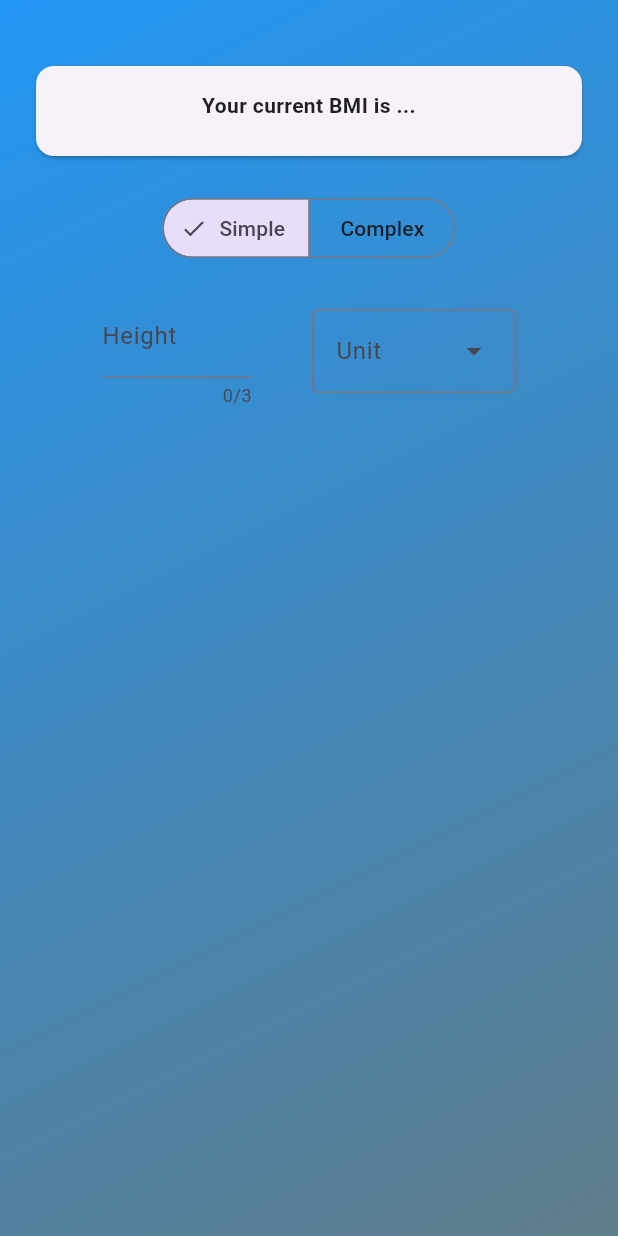
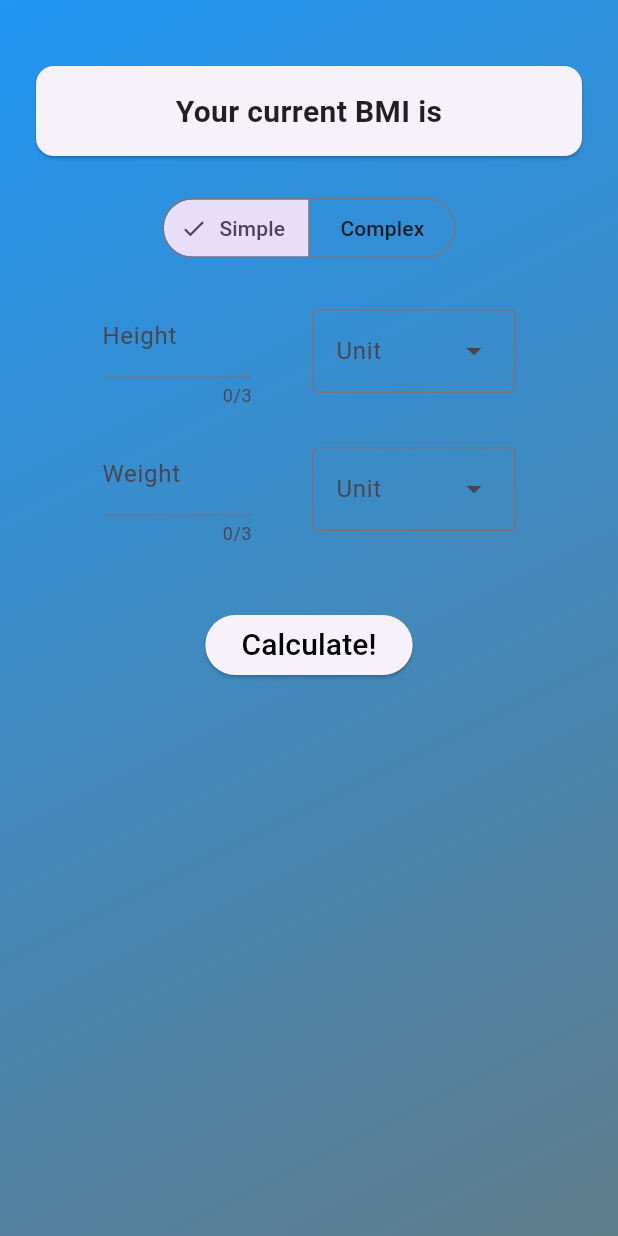
Before and after one commit to turek979/bmi_calculator, a Flutter app: the screen it shows after launch, on a phone screen of 412 x 824 dp. Run offline on Flutter 3.47's test engine with Material 3 defaults, Android fonts, the phone set to English and light mode, and no system bars; our stand-ins replace google_fonts.

Commit message:
add simple calculation logic

```diff
--- a/lib/views/login_view.dart
+++ b/lib/views/login_view.dart
@@ -14,9 +14,6 @@ class BmiCalculator extends StatefulWidget {
 class _BmiCalculatorState extends State<BmiCalculator> {
   Complexity selected = Complexity.simple;
   final Widget _gap = const SizedBox(height: 20);
-
-  var cm;
-  var inch;
 
   @override
   Widget build(BuildContext context) {
@@ -44,11 +41,12 @@ class _BmiCalculatorState extends State<BmiCalculator> {
                             vertical: 16, horizontal: 20),
                         child: Text(
                           textAlign: TextAlign.center,
-                          'Your current BMI is ...',
+                          'Your current BMI is ',
                           style: GoogleFonts.roboto(
                             textStyle: const TextStyle(
                               color: Colors.black87,
                               fontWeight: FontWeight.bold,
+                              fontSize: 20,
                             ),
                           ),
                         ),
--- a/lib/views/simple_calculator.dart
+++ b/lib/views/simple_calculator.dart
@@ -1,6 +1,8 @@
 import 'package:flutter/material.dart';
 
-enum MeasureUnit { _cm, _in }
+enum MeasureHeightUnit { _cm, _in }
+
+enum MeasureWeightUnit { _kg, _lb }
 
 class SimpleCalculator extends StatefulWidget {
   const SimpleCalculator({super.key});
@@ -9,14 +11,48 @@ class SimpleCalculator extends StatefulWidget {
   State<SimpleCalculator> createState() => _SimpleCalculatorState();
 }
 
+final _heightController = TextEditingController();
+final _weightController = TextEditingController();
+
 const Widget _gap = SizedBox(width: 40);
-MeasureUnit _selectedUnit = MeasureUnit._cm;
+MeasureHeightUnit _selectedHeightUnit = MeasureHeightUnit._cm;
+MeasureWeightUnit _selectedWeightUnit = MeasureWeightUnit._kg;
 
-String displayingUnit() {
-  if (_selectedUnit == MeasureUnit._in) {
+String displayingHeightUnit() {
+  if (_selectedHeightUnit == MeasureHeightUnit._in) {
     return 'in';
   } else {
     return 'cm';
+  }
+}
+
+String displayingWeightUnit() {
+  if (_selectedWeightUnit == MeasureWeightUnit._lb) {
+    return 'lb';
+  } else {
+    return 'kg';
+  }
+}
+
+double _calculateEuBmi(double weight, double height) {
+  double bmi = weight / (height * 2);
+  return bmi;
+}
+
+double _calculateEnBmi(double weight, double height) {
+  double bmi = 703 * (weight / (height * 2));
+  return bmi;
+}
+
+displayBmi(double height, double weight) {
+  if (_selectedHeightUnit == MeasureHeightUnit._cm &&
+      _selectedWeightUnit == MeasureWeightUnit._kg) {
+    _calculateEuBmi(weight, height);
+  } else if (_selectedHeightUnit == MeasureHeightUnit._in &&
+      _selectedWeightUnit == MeasureWeightUnit._lb) {
+    _calculateEnBmi(weight, height);
+  } else {
+    _calculateEnBmi(weight, height);
   }
 }
 
@@ -24,6 +60,7 @@ class _SimpleCalculatorState extends State<SimpleCalculator> {
   @override
   Widget build(BuildContext context) {
     return Column(
+      crossAxisAlignment: CrossAxisAlignment.center,
       children: [
         Row(
           mainAxisAlignment: MainAxisAlignment.center,
@@ -31,12 +68,13 @@ class _SimpleCalculatorState extends State<SimpleCalculator> {
             SizedBox(
               width: 100,
               child: TextField(
+                controller: _heightController,
                 maxLength: 3,
                 keyboardType: TextInputType.number,
                 decoration: InputDecoration(
                   focusColor: Colors.black,
                   label: const Text('Height'),
-                  suffixText: displayingUnit(),
+                  suffixText: displayingHeightUnit(),
                 ),
               ),
             ),
@@ -44,17 +82,61 @@ class _SimpleCalculatorState extends State<SimpleCalculator> {
             DropdownMenu(
               label: const Text('Unit'),
               dropdownMenuEntries: const [
-                DropdownMenuEntry(value: MeasureUnit._cm, label: 'cm'),
-                DropdownMenuEntry(value: MeasureUnit._in, label: 'in'),
+                DropdownMenuEntry(value: MeasureHeightUnit._cm, label: 'cm'),
+                DropdownMenuEntry(value: MeasureHeightUnit._in, label: 'in'),
               ],
               onSelected: (value) {
                 setState(() {
-                  _selectedUnit = value!;
+                  _selectedHeightUnit = value!;
                 });
               },
             ),
           ],
         ),
+        const SizedBox(height: 16),
+        Row(
+          mainAxisAlignment: MainAxisAlignment.center,
+          children: [
+            SizedBox(
+              width: 100,
+              child: TextField(
+                controller: _weightController,
+                maxLength: 3,
+                keyboardType: TextInputType.number,
+                decoration: InputDecoration(
+                  focusColor: Colors.black,
+                  label: const Text('Weight'),
+                  suffixText: displayingWeightUnit(),
+                ),
+              ),
+            ),
+            _gap,
+            DropdownMenu(
+              label: const Text('Unit'),
+              dropdownMenuEntries: const [
+                DropdownMenuEntry(value: MeasureWeightUnit._kg, label: 'kg'),
+                DropdownMenuEntry(value: MeasureWeightUnit._lb, label: 'lb'),
+              ],
+              onSelected: (value) {
+                setState(() {
+                  _selectedWeightUnit = value!;
+                });
+              },
+            ),
+          ],
+        ),
+        const SizedBox(height: 42),
+        ElevatedButton(
+            onPressed: () {
+              displayBmi(
+                double.parse(_heightController.text),
+                double.parse(_weightController.text),
+              );
+            },
+            child: const Text(
+              'Calculate!',
+              style: TextStyle(color: Colors.black, fontSize: 20),
+            ))
       ],
     );
   }
```
